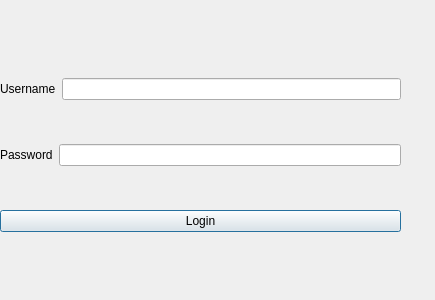
First picture: the form in src/ui/LoginWindow.ui, repository iAbdulrrahman/process-monitor, before the edit.
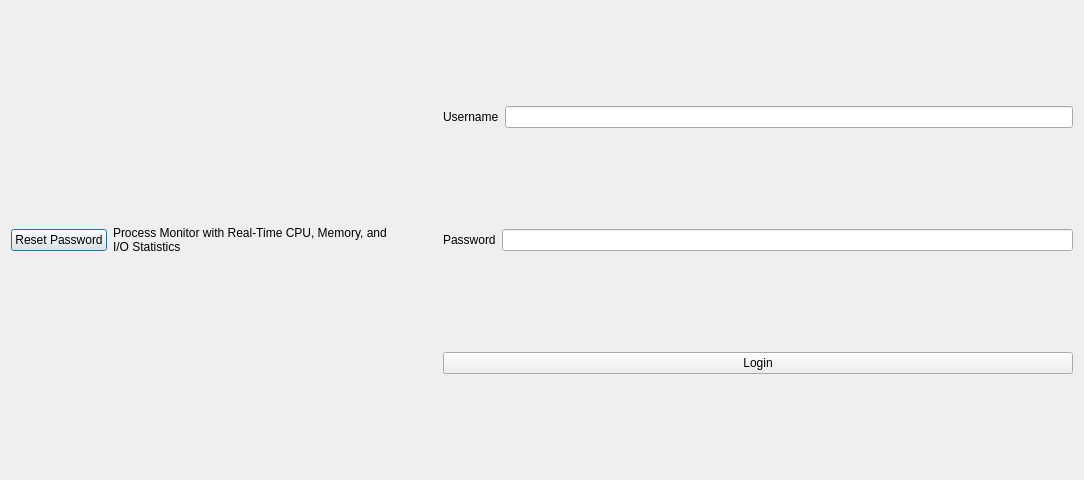
Second picture: the form after the edit.

What changed in the file:
```diff
--- a/src/ui/LoginWindow.ui
+++ b/src/ui/LoginWindow.ui
@@ -6,22 +6,52 @@
    <rect>
     <x>0</x>
     <y>0</y>
-    <width>435</width>
-    <height>300</height>
+    <width>1084</width>
+    <height>480</height>
    </rect>
   </property>
   <property name="windowTitle">
    <string>Dialog</string>
   </property>
-  <widget class="QWidget" name="layoutWidget">
-   <property name="geometry">
-    <rect>
-     <x>0</x>
-     <y>40</y>
-     <width>401</width>
-     <height>231</height>
-    </rect>
-   </property>
+  <layout class="QVBoxLayout" name="verticalLayout_7">
+   <item>
+    <layout class="QVBoxLayout" name="verticalLayout_2">
+     <item>
+      <layout class="QHBoxLayout" name="horizontalLayout_5">
+       <item>
+        <layout class="QHBoxLayout" name="horizontalLayout_7"/>
+       </item>
+       <item>
+        <widget class="QPushButton" name="pushButton">
+         <property name="text">
+          <string>Reset Password</string>
+         </property>
+        </widget>
+       </item>
+       <item>
+        <widget class="QLabel" name="label_4">
+         <property name="text">
+          <string>Process Monitor with Real-Time CPU, Memory, and I/O Statistics</string>
+         </property>
+         <property name="wordWrap">
+          <bool>true</bool>
+         </property>
+        </widget>
+       </item>
+       <item>
+        <spacer name="verticalSpacer">
+         <property name="orientation">
+          <enum>Qt::Orientation::Vertical</enum>
+         </property>
+         <property name="sizeHint" stdset="0">
+          <size>
+           <width>50</width>
+           <height>40</height>
+          </size>
+         </property>
+        </spacer>
+       </item>
+       <item>
    <layout class="QVBoxLayout" name="verticalLayout">
     <item>
      <layout class="QHBoxLayout" name="horizontalLayout">
@@ -63,7 +93,12 @@
      </widget>
     </item>
    </layout>
-  </widget>
+       </item>
+      </layout>
+     </item>
+    </layout>
+   </item>
+  </layout>
  </widget>
  <resources/>
  <connections/>
```
Lines whose indentation alone changed are shown as unchanged.
